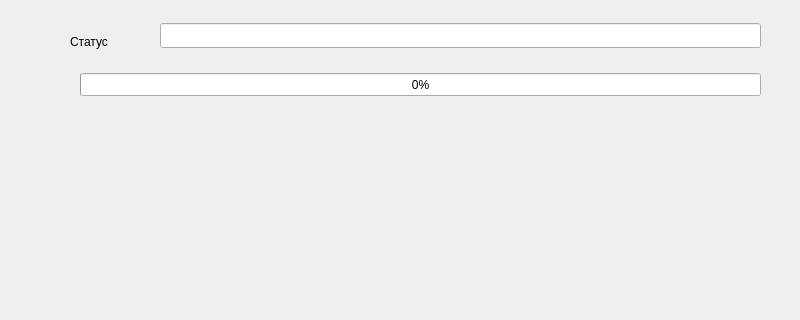
Before: the Qt Designer form src/gui_control/ui/mainwindow.ui in fr1cadelka/supervised_control_my_developed-, drawn with Qt 5; both pictures show x 0 to 800 and y 97 to 417 of the 800 by 600 pixel window.
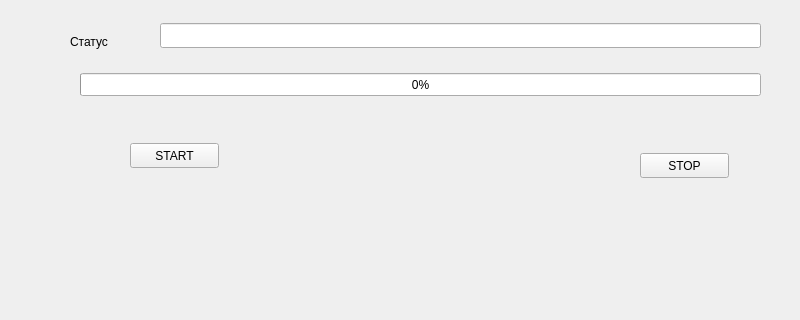
After: the same form once the commit is applied.

Commit message: add control with turtule also create stop in target point circle with acurence 0.01

```diff
--- a/src/gui_control/ui/mainwindow.ui
+++ b/src/gui_control/ui/mainwindow.ui
@@ -135,6 +135,32 @@
      <number>0</number>
     </property>
    </widget>
+   <widget class="QPushButton" name="pushButton_start">
+    <property name="geometry">
+     <rect>
+      <x>130</x>
+      <y>240</y>
+      <width>89</width>
+      <height>25</height>
+     </rect>
+    </property>
+    <property name="text">
+     <string>START</string>
+    </property>
+   </widget>
+   <widget class="QPushButton" name="pushButton_stop">
+    <property name="geometry">
+     <rect>
+      <x>640</x>
+      <y>250</y>
+      <width>89</width>
+      <height>25</height>
+     </rect>
+    </property>
+    <property name="text">
+     <string>STOP</string>
+    </property>
+   </widget>
   </widget>
   <widget class="QMenuBar" name="menubar">
    <property name="geometry">
```
The commit also changes 7 other files.
